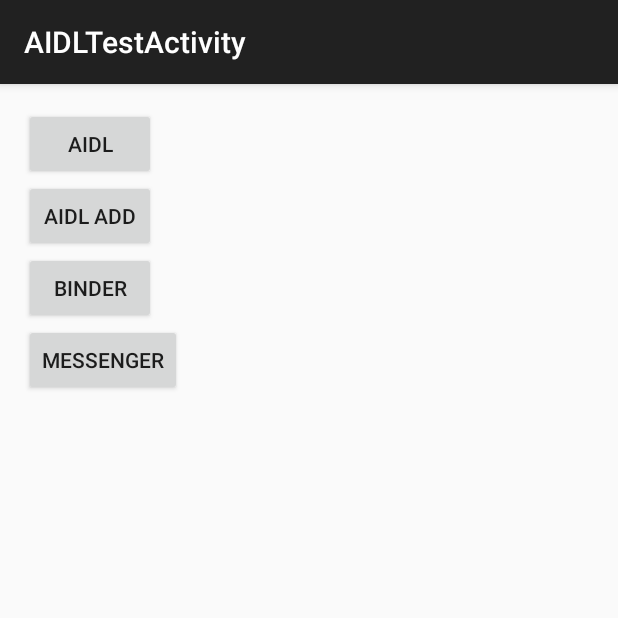
After one commit to aptentity/AndroidDemo, an Android app: the BinderTestActivity screen opened directly, with no data from a screen before it, on a phone screen of 412 x 824 dp, the top half of it. The commit adds this screen. Run offline under Robolectric (Android 15) with nearby library versions, the phone set to English and light mode, and no system bars; libraries missing offline, so code that uses them is left out: com.borg.binder.

Commit message:
add aidl test

```diff
--- /dev/null
+++ b/app/src/main/res/layout/activity_aidltest.xml
@@ -0,0 +1,34 @@
+<LinearLayout xmlns:android="http://schemas.android.com/apk/res/android"
+    xmlns:tools="http://schemas.android.com/tools" android:layout_width="match_parent"
+    android:layout_height="match_parent" android:paddingLeft="@dimen/activity_horizontal_margin"
+    android:paddingRight="@dimen/activity_horizontal_margin"
+    android:paddingTop="@dimen/activity_vertical_margin"
+    android:paddingBottom="@dimen/activity_vertical_margin"
+    android:orientation="vertical"
+    tools:context="com.borg.binder.BinderTestActivity">
+
+    <Button
+        android:layout_width="wrap_content"
+        android:layout_height="wrap_content"
+        android:text="AIDL"
+        android:onClick="onBinderClick"
+        android:id="@+id/btn_aidl" />
+    <Button
+        android:layout_width="wrap_content"
+        android:layout_height="wrap_content"
+        android:text="AIDL add"
+        android:onClick="onBinderClick"
+        android:id="@+id/btn_aidl_add" />
+    <Button
+        android:layout_width="wrap_content"
+        android:layout_height="wrap_content"
+        android:text="Binder"
+        android:onClick="onBinderClick"
+        android:id="@+id/btn_binder" />
+    <Button
+        android:layout_width="wrap_content"
+        android:layout_height="wrap_content"
+        android:text="Messenger"
+        android:onClick="onBinderClick"
+        android:id="@+id/btn_messenger" />
+</LinearLayout>
--- a/app/src/main/res/values/strings.xml
+++ b/app/src/main/res/values/strings.xml
@@ -135,6 +135,7 @@
     <string name="radarchart_title3">title3</string>
     <string name="radarchart_title4">title4</string>
     <string name="radarchart_title5">title5</string>
+    <string name="title_activity_aidltest">AIDLTestActivity</string>
 
 
 </resources>
```
Also changed, not shown: app/build.gradle (+9 -0 lines), app/src/main/AndroidManifest.xml (+33 -16 lines), app/src/main/java/com/borg/binder/BinderTestActivity.java (added, +76 -0 lines), app/src/main/java/com/borg/binder/aidil/RemoteAidlService.java (added, +38 -0 lines), app/src/main/java/com/borg/binder/aidil/IMyAidlInterface.aidl (added).
